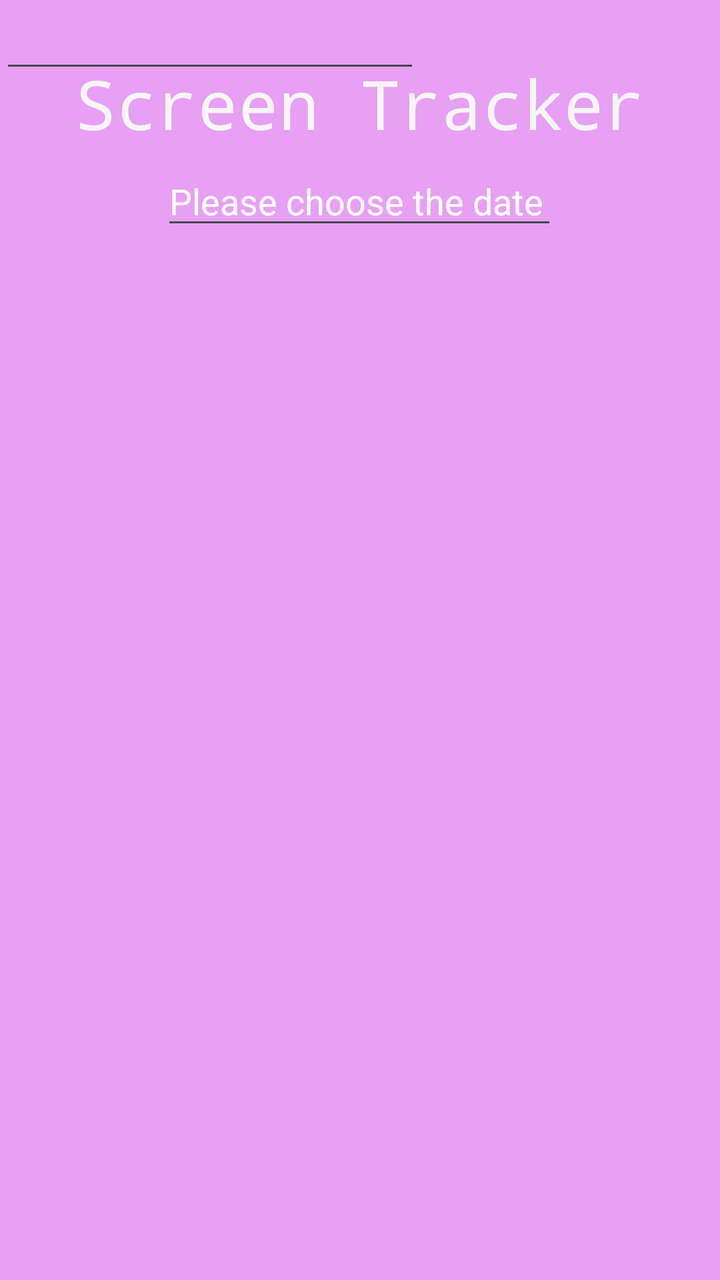
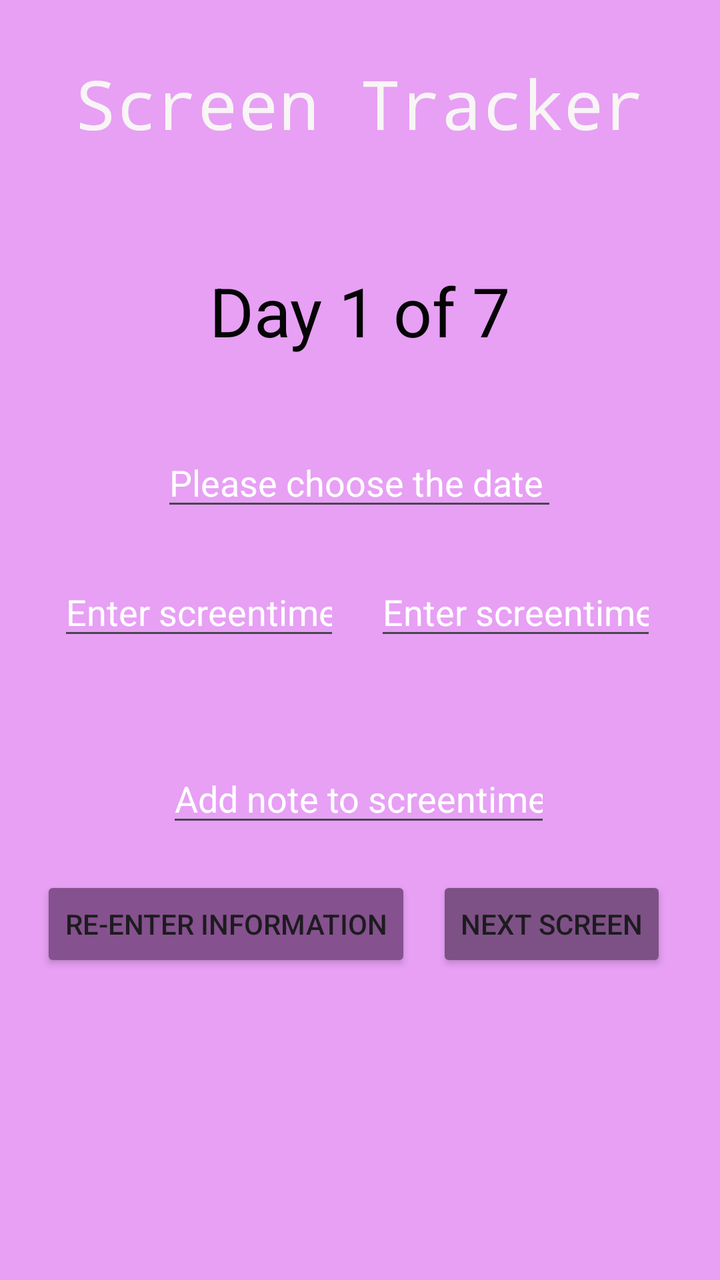

An Android layout rendered at two revisions. The XML below is the earlier revision; the diff shows what the commit changed to produce the second picture.
<!-- AndroidManifest.xml: application theme Theme.ScreenTracker -->
<!-- res/layout/activity_enter_your_screen_time.xml -->
<?xml version="1.0" encoding="utf-8"?>
<androidx.constraintlayout.widget.ConstraintLayout xmlns:android="http://schemas.android.com/apk/res/android"
    xmlns:app="http://schemas.android.com/apk/res-auto"
    xmlns:tools="http://schemas.android.com/tools"
    android:id="@+id/main"
    android:layout_width="match_parent"
    android:layout_height="match_parent"
    android:background="#E7A0F4"
    tools:context=".EnterYourScreenTime">

    <TextView
        android:id="@+id/textView"
        android:layout_width="wrap_content"
        android:layout_height="wrap_content"
        android:fontFamily="monospace"
        android:text="Screen Tracker"
        android:textColor="#F8F5F5"
        android:textSize="34sp"
        app:layout_constraintBottom_toBottomOf="parent"
        app:layout_constraintEnd_toEndOf="parent"
        app:layout_constraintStart_toStartOf="parent"
        app:layout_constraintTop_toTopOf="parent"
        app:layout_constraintVertical_bias="0.049" />

    <EditText
        android:id="@+id/edtDateDay1"
        android:layout_width="198dp"
        android:layout_height="39dp"
        android:ems="10"
        android:inputType="date"
        android:textColor="#040404"
        android:hint="Please choose the date"
        android:textColorHint="#FFFFFF"
        app:layout_constraintBottom_toBottomOf="parent"
        app:layout_constraintEnd_toEndOf="parent"
        app:layout_constraintHorizontal_bias="0.497"
        app:layout_constraintStart_toStartOf="parent"
        app:layout_constraintTop_toTopOf="parent"
        app:layout_constraintVertical_bias="0.134" />

    <EditText
        android:id="@+id/editTextNumberDecimal2"
        android:layout_width="wrap_content"
        android:layout_height="wrap_content"
        android:ems="10"
        android:inputType="numberDecimal"
        tools:layout_editor_absoluteX="51dp"
        tools:layout_editor_absoluteY="204dp" />

</androidx.constraintlayout.widget.ConstraintLayout>
<!-- resources referenced by this layout -->
<resources>
  <style name="Theme.ScreenTracker" parent="Base.Theme.ScreenTracker" />
  <style name="Base.Theme.ScreenTracker" parent="Theme.Material3.DayNight.NoActionBar">
          
          
      </style>
</resources>

<!-- the commit's change to res/layout/activity_enter_your_screen_time.xml (unified diff, before → after) -->
@@ -23,28 +23,107 @@
         app:layout_constraintVertical_bias="0.049" />
 
     <EditText
-        android:id="@+id/edtDateDay1"
+        android:id="@+id/edtDate"
         android:layout_width="198dp"
         android:layout_height="39dp"
         android:ems="10"
+        android:hint="Please choose the date"
         android:inputType="date"
         android:textColor="#040404"
-        android:hint="Please choose the date"
         android:textColorHint="#FFFFFF"
         app:layout_constraintBottom_toBottomOf="parent"
         app:layout_constraintEnd_toEndOf="parent"
         app:layout_constraintHorizontal_bias="0.497"
         app:layout_constraintStart_toStartOf="parent"
         app:layout_constraintTop_toTopOf="parent"
-        app:layout_constraintVertical_bias="0.134" />
+        app:layout_constraintVertical_bias="0.368" />
 
     <EditText
-        android:id="@+id/editTextNumberDecimal2"
+        android:id="@+id/edtMorningScreentime"
+        android:layout_width="141dp"
+        android:layout_height="39dp"
+        android:ems="10"
+        android:hint="Enter screentime"
+        android:inputType="numberDecimal"
+        android:textColor="#040404"
+        android:textColorHint="#FFFFFF"
+        app:layout_constraintBottom_toBottomOf="parent"
+        app:layout_constraintEnd_toEndOf="parent"
+        app:layout_constraintHorizontal_bias="0.133"
+        app:layout_constraintStart_toStartOf="parent"
+        app:layout_constraintTop_toTopOf="parent"
+        app:layout_constraintVertical_bias="0.476" />
+
+    <EditText
+        android:id="@+id/edtAfternoonScreentime"
+        android:layout_width="141dp"
+        android:layout_height="39dp"
+        android:ems="10"
+        android:hint="Enter screentime"
+        android:inputType="numberDecimal"
+        android:textColor="#040404"
+        android:textColorHint="#FFFFFF"
+        app:layout_constraintBottom_toBottomOf="parent"
+        app:layout_constraintEnd_toEndOf="parent"
+        app:layout_constraintHorizontal_bias="0.855"
+        app:layout_constraintStart_toStartOf="parent"
+        app:layout_constraintTop_toTopOf="parent"
+        app:layout_constraintVertical_bias="0.476" />
+
+    <EditText
+        android:id="@+id/edtAddNote"
+        android:layout_width="192dp"
+        android:layout_height="39dp"
+        android:ems="10"
+        android:hint="Add note to screentime"
+        android:inputType="text"
+        android:textColor="#040404"
+        android:textColorHint="#FFFFFF"
+        app:layout_constraintBottom_toBottomOf="parent"
+        app:layout_constraintEnd_toEndOf="parent"
+        app:layout_constraintHorizontal_bias="0.497"
+        app:layout_constraintStart_toStartOf="parent"
+        app:layout_constraintTop_toTopOf="parent"
+        app:layout_constraintVertical_bias="0.631" />
+
+    <Button
+        android:id="@+id/btnReEnter"
         android:layout_width="wrap_content"
         android:layout_height="wrap_content"
-        android:ems="10"
-        android:inputType="numberDecimal"
-        tools:layout_editor_absoluteX="51dp"
-        tools:layout_editor_absoluteY="204dp" />
+        android:backgroundTint="#85518E"
+        android:text="Re-enter information"
+        app:layout_constraintBottom_toBottomOf="parent"
+        app:layout_constraintEnd_toEndOf="parent"
+        app:layout_constraintHorizontal_bias="0.117"
+        app:layout_constraintStart_toStartOf="parent"
+        app:layout_constraintTop_toTopOf="parent"
+        app:layout_constraintVertical_bias="0.74" />
+
+    <Button
+        android:id="@+id/btnNextScreen"
+        android:layout_width="wrap_content"
+        android:layout_height="wrap_content"
+        android:backgroundTint="#7D5185"
+        android:text="Next Screen"
+        app:layout_constraintBottom_toBottomOf="parent"
+        app:layout_constraintEnd_toEndOf="parent"
+        app:layout_constraintHorizontal_bias="0.891"
+        app:layout_constraintStart_toStartOf="parent"
+        app:layout_constraintTop_toTopOf="parent"
+        app:layout_constraintVertical_bias="0.74" />
+
+    <TextView
+        android:id="@+id/txtDayCounter"
+        android:layout_width="wrap_content"
+        android:layout_height="wrap_content"
+        android:text="Day 1 of 7"
+        android:textColor="#040404"
+
+        android:textSize="34sp"
+        app:layout_constraintBottom_toBottomOf="parent"
+        app:layout_constraintEnd_toEndOf="parent"
+        app:layout_constraintStart_toStartOf="parent"
+        app:layout_constraintTop_toTopOf="parent"
+        app:layout_constraintVertical_bias="0.223" />
 
 </androidx.constraintlayout.widget.ConstraintLayout>
